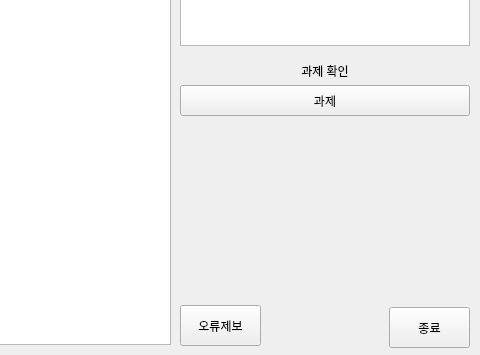
This is src/main.ui in kim-do-hyeon/jj_cyber_campus_management as Qt 5 draws it before an edit; both pictures show x 780 to 1260 and y 165 to 520 of the 1260 by 520 pixel window. The edited form follows.
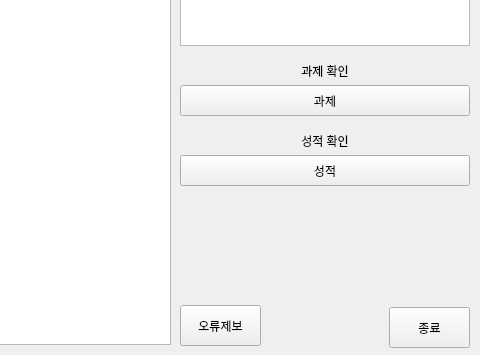
This is the edited form.

Commit message: Add grade function & fix typos

Diff of the .ui file:
```diff
--- a/src/main.ui
+++ b/src/main.ui
@@ -278,6 +278,35 @@
      <string>오류제보</string>
     </property>
    </widget>
+   <widget class="QPushButton" name="grade_button">
+    <property name="geometry">
+     <rect>
+      <x>960</x>
+      <y>320</y>
+      <width>290</width>
+      <height>31</height>
+     </rect>
+    </property>
+    <property name="text">
+     <string>성적</string>
+    </property>
+   </widget>
+   <widget class="QLabel" name="grade_label">
+    <property name="geometry">
+     <rect>
+      <x>960</x>
+      <y>300</y>
+      <width>290</width>
+      <height>12</height>
+     </rect>
+    </property>
+    <property name="text">
+     <string>성적 확인</string>
+    </property>
+    <property name="alignment">
+     <set>Qt::AlignCenter</set>
+    </property>
+   </widget>
   </widget>
  </widget>
  <resources/>
```
Left out of the diff: 2 changed lines with no effect on the pictures. The commit also changes 2 other files.
